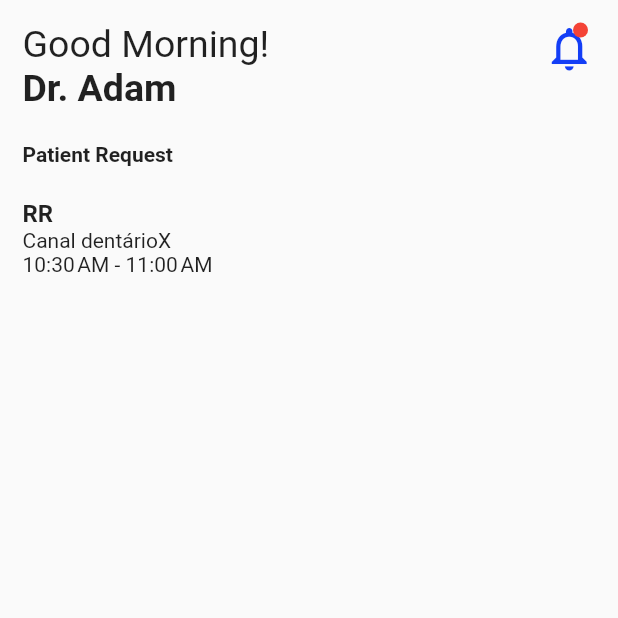
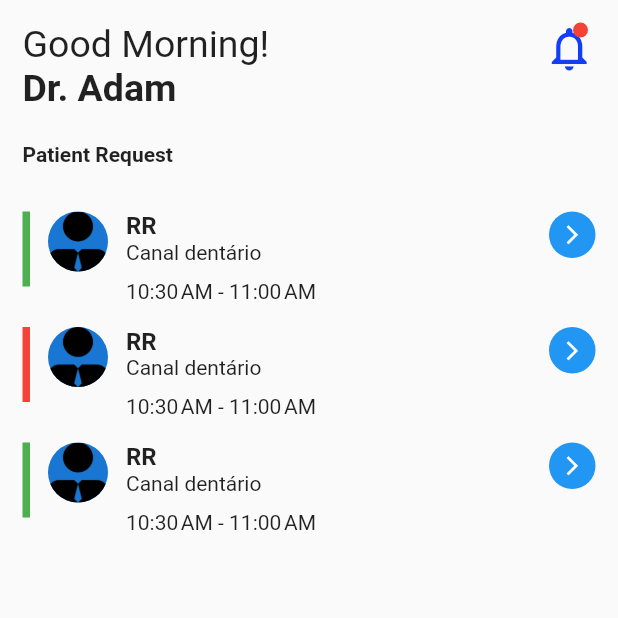
Before and after one commit to ricardo9n/ohdonto, a Flutter app: the screen it shows after launch, on a phone screen of 412 x 824 dp, the top half of it. Run offline on Flutter 3.47's test engine with Material 2 defaults, Android fonts, the phone set to English and light mode, and no system bars.

Commit message:
aula 2 ok

```diff
--- a/lib/app/pages/main_page.dart
+++ b/lib/app/pages/main_page.dart
@@ -11,20 +11,30 @@ class MainPage extends StatefulWidget {
 }
 
 class _MainPagePageState extends State<MainPage> {
-  late Appointment _appointment;
+  late Appointment _appointment, _app2;
 
   @override
   void initState() {
     super.initState();
 
     _appointment = Appointment(
-      patient: Patient('profile.png', 'RR'),
+      patient: Patient('assets/images/profile.png', 'RR'),
       description: 'Canal dentário',
       appointmentTime: AppointmentTime(
         DateTime(2022, 3, 20, 10, 30),
         DateTime(2022, 3, 20, 11, 0),
       ),
       isConfirmed: true,
+    );
+
+    _app2 = Appointment(
+      patient: Patient('assets/images/profile.png', 'RR'),
+      description: 'Canal dentário',
+      appointmentTime: AppointmentTime(
+        DateTime(2022, 3, 20, 10, 30),
+        DateTime(2022, 3, 20, 11, 0),
+      ),
+      isConfirmed: false,
     );
   }
 
@@ -39,22 +49,76 @@ class _MainPagePageState extends State<MainPage> {
                   children: [
                     _buildFirsLine(),
                     _buildSecondLine(),
+                    _buildAppointment(_appointment),
+                    _buildAppointment(_app2),
                     _buildAppointment(_appointment)
                   ],
                 ))));
   }
 
   Widget _buildAppointment(Appointment appointment) {
-    return _buildPatientRequestList(appointment);
+    return Padding(
+      padding: const EdgeInsets.only(top: 8, bottom: 8),
+      child: Row(
+        crossAxisAlignment: CrossAxisAlignment.start,
+        children: [
+          _buildConfirmed(appointment),
+          const SizedBox(
+            width: 12,
+          ),
+          _buildProfilePicture(appointment),
+          const SizedBox(
+            width: 12,
+          ),
+          Expanded(child: _buildPatientRequestList(appointment)),
+          _buildCircledArrow(),
+        ],
+      ),
+    );
+  }
+
+  Widget _buildCircledArrow() {
+    return Container(
+      decoration: BoxDecoration(shape: BoxShape.circle, color: Colors.blue),
+      child: Padding(
+        padding: const EdgeInsets.all(8.0),
+        child: Icon(
+          Icons.arrow_forward_ios_outlined,
+          size: 15,
+          color: Colors.white,
+        ),
+      ),
+    );
+  }
+
+  Widget _buildConfirmed(Appointment appointment) {
+    return Container(
+        width: 5,
+        height: 50,
+        color: appointment.isConfirmed ? Colors.green : Colors.red);
+  }
+
+  Widget _buildProfilePicture(Appointment appointment) {
+    final String profile = appointment.patient.profilePicturePath;
+    return CircleAvatar(
+      radius: 20,
+      backgroundImage: AssetImage(profile),
+    );
   }
 
   Widget _buildPatientRequestList(Appointment appointment) {
     return Column(
       crossAxisAlignment: CrossAxisAlignment.start,
       children: [
-        Text(appointment.patient.name, style: const TextStyle(fontWeight: FontWeight.bold, fontSize: 16),),
-        Text(appointment.description+"X"),
-        Text(appointment.formatAppointmentTime()),
+        Text(
+          appointment.patient.name,
+          style: const TextStyle(fontWeight: FontWeight.bold, fontSize: 16),
+        ),
+        Text(appointment.description),
+        Padding(
+          padding: const EdgeInsets.only(top: 10),
+          child: Text(appointment.formatAppointmentTime()),
+        ),
       ],
     );
   }
```
